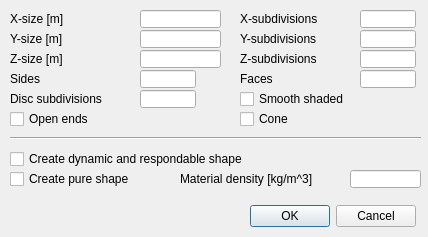
Before: the Qt Designer form ui/qdlgprimitives.ui in CoppeliaRobotics/coppeliaSimLib, drawn with Qt 5.
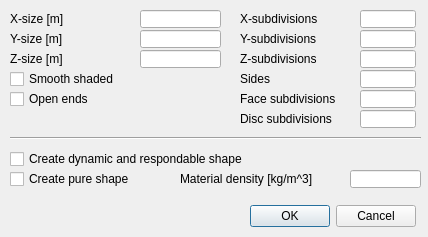
After: the same form once the commit is applied.

```diff
--- a/ui/qdlgprimitives.ui
+++ b/ui/qdlgprimitives.ui
@@ -54,7 +54,7 @@
     <rect>
      <x>10</x>
      <y>30</y>
-     <width>131</width>
+     <width>121</width>
      <height>18</height>
     </rect>
    </property>
@@ -67,7 +67,7 @@
     <rect>
      <x>10</x>
      <y>50</y>
-     <width>131</width>
+     <width>121</width>
      <height>18</height>
     </rect>
    </property>
@@ -90,7 +90,7 @@
     <rect>
      <x>240</x>
      <y>30</y>
-     <width>121</width>
+     <width>111</width>
      <height>18</height>
     </rect>
    </property>
@@ -123,7 +123,7 @@
     <rect>
      <x>240</x>
      <y>50</y>
-     <width>121</width>
+     <width>111</width>
      <height>18</height>
     </rect>
    </property>
@@ -136,7 +136,7 @@
     <rect>
      <x>240</x>
      <y>10</y>
-     <width>121</width>
+     <width>111</width>
      <height>18</height>
     </rect>
    </property>
@@ -157,9 +157,9 @@
   <widget class="QLabel" name="label_7">
    <property name="geometry">
     <rect>
-     <x>10</x>
+     <x>240</x>
      <y>70</y>
-     <width>91</width>
+     <width>111</width>
      <height>18</height>
     </rect>
    </property>
@@ -170,7 +170,7 @@
   <widget class="QLineEdit" name="qqSides">
    <property name="geometry">
     <rect>
-     <x>140</x>
+     <x>360</x>
      <y>70</y>
      <width>56</width>
      <height>18</height>
@@ -181,20 +181,20 @@
    <property name="geometry">
     <rect>
      <x>240</x>
-     <y>70</y>
+     <y>90</y>
      <width>111</width>
      <height>18</height>
     </rect>
    </property>
    <property name="text">
-    <string>Faces</string>
+    <string>Face subdivisions</string>
    </property>
   </widget>
   <widget class="QLineEdit" name="qqFaces">
    <property name="geometry">
     <rect>
      <x>360</x>
-     <y>70</y>
+     <y>90</y>
      <width>56</width>
      <height>18</height>
     </rect>
@@ -203,9 +203,9 @@
   <widget class="QLabel" name="label_9">
    <property name="geometry">
     <rect>
-     <x>10</x>
-     <y>90</y>
-     <width>131</width>
+     <x>240</x>
+     <y>110</y>
+     <width>111</width>
      <height>18</height>
     </rect>
    </property>
@@ -216,8 +216,8 @@
   <widget class="QLineEdit" name="qqDiscSubdiv">
    <property name="geometry">
     <rect>
-     <x>140</x>
-     <y>90</y>
+     <x>360</x>
+     <y>110</y>
      <width>56</width>
      <height>18</height>
     </rect>
@@ -228,7 +228,7 @@
     <rect>
      <x>10</x>
      <y>170</y>
-     <width>171</width>
+     <width>161</width>
      <height>18</height>
     </rect>
    </property>
@@ -243,7 +243,7 @@
    <property name="geometry">
     <rect>
      <x>10</x>
-     <y>110</y>
+     <y>90</y>
      <width>161</width>
      <height>18</height>
     </rect>
@@ -255,27 +255,11 @@
     <string>Open ends</string>
    </property>
   </widget>
-  <widget class="QCheckBox" name="qqCone">
-   <property name="geometry">
-    <rect>
-     <x>240</x>
-     <y>110</y>
-     <width>161</width>
-     <height>18</height>
-    </rect>
-   </property>
-   <property name="focusPolicy">
-    <enum>Qt::StrongFocus</enum>
-   </property>
-   <property name="text">
-    <string>Cone</string>
-   </property>
-  </widget>
   <widget class="QCheckBox" name="qqSmooth">
    <property name="geometry">
     <rect>
-     <x>240</x>
-     <y>90</y>
+     <x>10</x>
+     <y>70</y>
      <width>161</width>
      <height>18</height>
     </rect>
```
Left out of the diff: 9 changed lines with no effect on the pictures.
